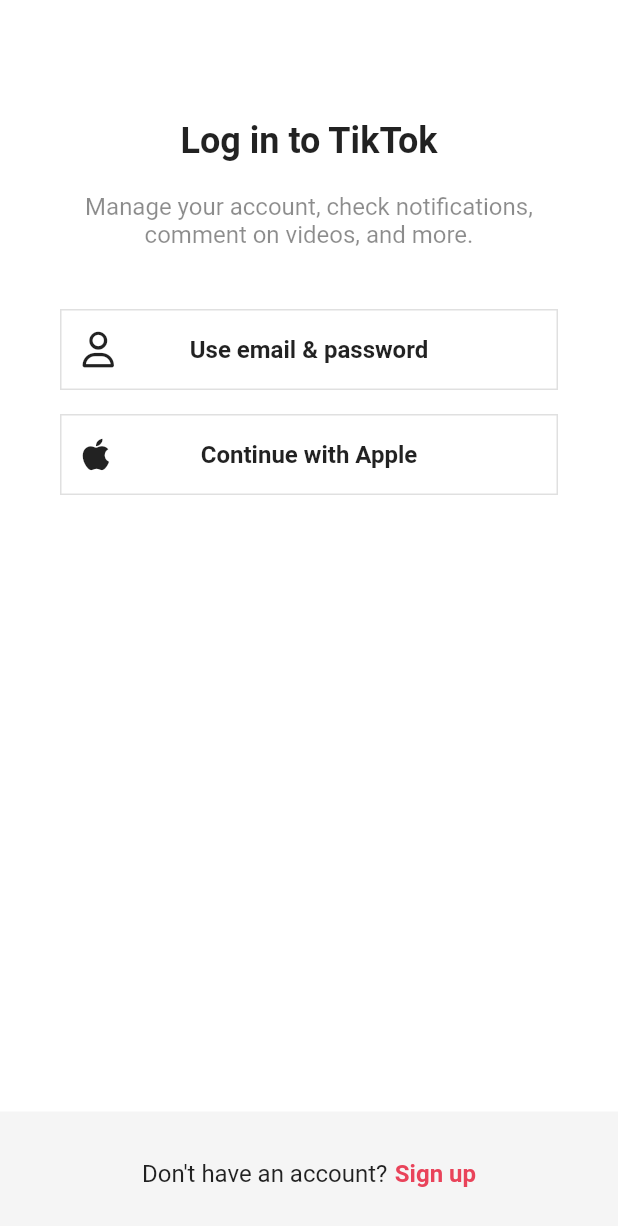
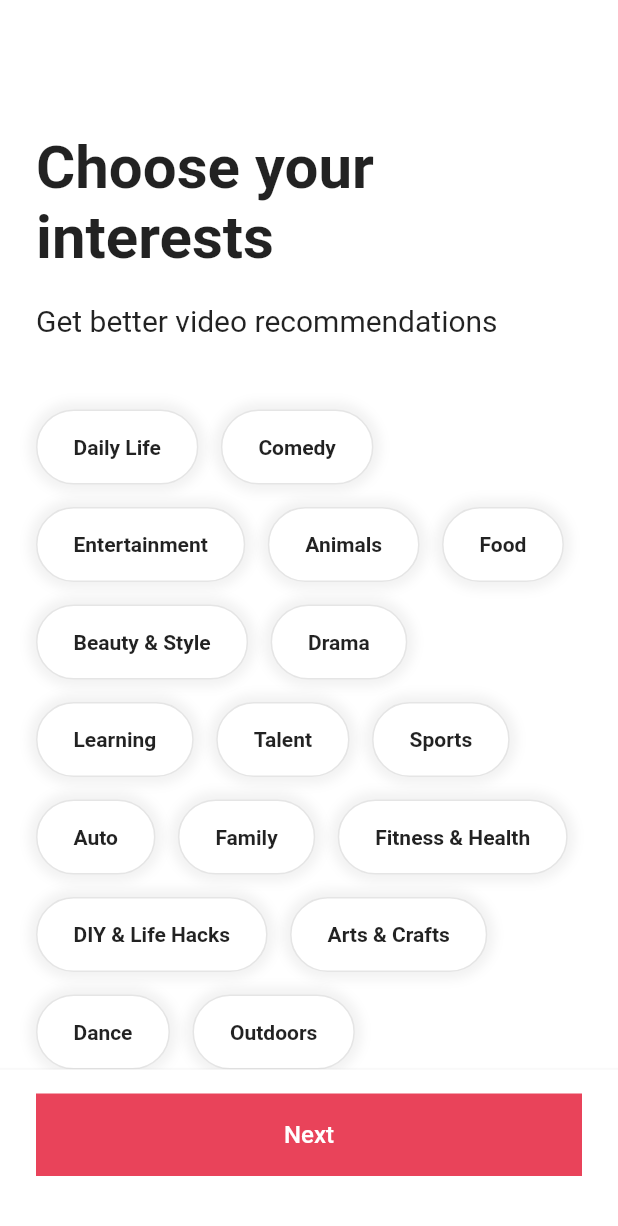
Before and after one commit to Jpumpkin1223/flutter_tiktok_clone, a Flutter app: the screen it shows after launch, on a phone screen of 412 x 824 dp. Shown: the top 1226 px of the screen. Run offline on Flutter 3.47's test engine with Material 3 defaults, Android fonts, the phone set to English and light mode, and no system bars; our stand-ins replace font_awesome_flutter.

Commit message:
Feat: Introduced InterestsScreen and InterestButton
- Replaced SignInScreen with new InterestsScreen as the home screen.
- Created a new file for InterestsScreen with scrollable list of interests.
- Added navigation to InterestsScreen after successful form validation in LoginFormScreen.
- Created a new InterestButton widget that toggles selection on tap.

```diff
--- a/lib/main.dart
+++ b/lib/main.dart
@@ -1,6 +1,6 @@
 import 'package:flutter/material.dart';
 import 'package:flutter_tiktok_clone/constants/sizes.dart';
-import 'package:flutter_tiktok_clone/screens/sign_in_screen.dart';
+import 'package:flutter_tiktok_clone/screens/interests_screen.dart';
 
 void main() {
   runApp(const MyApp());
@@ -30,6 +30,6 @@ class MyApp extends StatelessWidget {
             ),
           ),
         ),
-        home: SignInScreen());
+        home: InterestsScreen());
   }
 }
--- /dev/null
+++ b/lib/screens/interests_screen.dart
@@ -0,0 +1,165 @@
+import 'package:flutter/material.dart';
+import 'package:flutter_tiktok_clone/constants/gaps.dart';
+import 'package:flutter_tiktok_clone/constants/sizes.dart';
+import 'package:flutter_tiktok_clone/widgets/interest_button.dart';
+
+class InterestsScreen extends StatefulWidget {
+  const InterestsScreen({super.key});
+
+  @override
+  State<InterestsScreen> createState() => _InterestsScreenState();
+}
+
+class _InterestsScreenState extends State<InterestsScreen> {
+  final ScrollController _scrollController = ScrollController();
+
+  bool _showTitle = false;
+
+  void _onScroll() {
+    if (_scrollController.offset > 100) {
+      if (_showTitle) return;
+      setState(() {
+        _showTitle = true;
+      });
+    } else {
+      setState(() {
+        _showTitle = false;
+      });
+    }
+  }
+
+  @override
+  void initState() {
+    super.initState();
+    _scrollController.addListener(_onScroll);
+  }
+
+  @override
+  void dispose() {
+    _scrollController.dispose();
+    super.dispose();
+  }
+
+  @override
+  Widget build(BuildContext context) {
+    return Scaffold(
+      appBar: AppBar(
+        title: AnimatedOpacity(
+          opacity: _showTitle ? 1 : 0,
+          duration: const Duration(milliseconds: 300),
+          child: const Text("Choose your interests"),
+        ),
+      ),
+      body: Scrollbar(
+        controller: _scrollController,
+        child: SingleChildScrollView(
+          controller: _scrollController,
+          child: Padding(
+            padding: const EdgeInsets.only(
+              left: Sizes.size24,
+              right: Sizes.size24,
+              bottom: Sizes.size16,
+            ),
+            child: Column(
+              crossAxisAlignment: CrossAxisAlignment.start,
+              children: [
+                Gaps.v32,
+                const Text(
+                  "Choose your interests",
+                  style: TextStyle(
+                    fontSize: Sizes.size40,
+                    fontWeight: FontWeight.bold,
+                  ),
+                ),
+                Gaps.v20,
+                const Text(
+                  "Get better video recommendations",
+                  style: TextStyle(
+                    fontSize: Sizes.size20,
+                  ),
+                ),
+                Gaps.v48,
+                Wrap(
+                  runSpacing: 15,
+                  spacing: 15,
+                  children: [
+                    for (var interest in interests) InterestButton(interest: interest),
+                  ],
+                )
+              ],
+            ),
+          ),
+        ),
+      ),
+      bottomNavigationBar: BottomAppBar(
+        elevation: 2,
+        child: Padding(
+          padding: const EdgeInsets.only(
+            bottom: Sizes.size40,
+            top: Sizes.size16,
+            left: Sizes.size24,
+            right: Sizes.size24,
+          ),
+          child: Container(
+            padding: const EdgeInsets.symmetric(
+              vertical: Sizes.size16 + Sizes.size2,
+            ),
+            decoration: BoxDecoration(
+              color: Theme.of(context).primaryColor,
+            ),
+            child: const Text(
+              'Next',
+              textAlign: TextAlign.center,
+              style: TextStyle(
+                color: Colors.white,
+                fontWeight: FontWeight.w500,
+                fontSize: Sizes.size16,
+              ),
+            ),
+          ),
+        ),
+      ),
+    );
+  }
+}
+
+const interests = [
+  "Daily Life",
+  "Comedy",
+  "Entertainment",
+  "Animals",
+  "Food",
+  "Beauty & Style",
+  "Drama",
+  "Learning",
+  "Talent",
+  "Sports",
+  "Auto",
+  "Family",
+  "Fitness & Health",
+  "DIY & Life Hacks",
+  "Arts & Crafts",
+  "Dance",
+  "Outdoors",
+  "Oddly Satisfying",
+  "Home & Garden",
+  "Daily Life",
+  "Comedy",
+  "Entertainment",
+  "Animals",
+  "Food",
+  "Beauty & Style",
+  "Drama",
+  "Learning",
+  "Talent",
+  "Sports",
+  "Auto",
+  "Family",
+  "Fitness & Health",
+  "DIY & Life Hacks",
+  "Arts & Crafts",
+  "Dance",
+  "Outdoors",
+  "Oddly Satisfying",
+  "Home & Garden",
+];
--- a/lib/screens/login_form_screen.dart
+++ b/lib/screens/login_form_screen.dart
@@ -1,6 +1,8 @@
 import 'package:flutter/material.dart';
 import 'package:flutter_tiktok_clone/constants/gaps.dart';
 import 'package:flutter_tiktok_clone/constants/sizes.dart';
+import 'package:flutter_tiktok_clone/screens/interests_screen.dart';
+
 import 'package:flutter_tiktok_clone/widgets/form_button.dart';
 
 class LoginFormScreen extends StatefulWidget {
@@ -16,10 +18,14 @@ class _LoginFormScreenState extends State<LoginFormScreen> {
   Map<String, String> formData = {};
 
   void _onSubmitTap() {
-    if (_formKey.currentState != null) {
-      if (_formKey.currentState!.validate()) {
-        _formKey.currentState!.save();
-      }
+    if (_formKey.currentState == null) return;
+    if (_formKey.currentState!.validate()) {
+      _formKey.currentState!.save();
+      Navigator.of(context).push(
+        MaterialPageRoute(
+          builder: (context) => const InterestsScreen(),
+        ),
+      );
     }
   }
 
--- /dev/null
+++ b/lib/widgets/interest_button.dart
@@ -0,0 +1,60 @@
+import 'package:flutter/material.dart';
+import 'package:flutter_tiktok_clone/constants/sizes.dart';
+
+class InterestButton extends StatefulWidget {
+  const InterestButton({
+    Key? key,
+    required this.interest,
+  }) : super(key: key);
+
+  final String interest;
+
+  @override
+  State<InterestButton> createState() => _InterestButtonState();
+}
+
+class _InterestButtonState extends State<InterestButton> {
+  bool _isSelected = false;
+
+  void _onTap() {
+    setState(() {
+      _isSelected = !_isSelected;
+    });
+  }
+
+  @override
+  Widget build(BuildContext context) {
+    return GestureDetector(
+      onTap: _onTap,
+      child: AnimatedContainer(
+        duration: const Duration(milliseconds: 300),
+        padding: const EdgeInsets.symmetric(
+          vertical: Sizes.size16,
+          horizontal: Sizes.size24,
+        ),
+        decoration: BoxDecoration(
+          color: _isSelected ? Theme.of(context).primaryColor : Colors.white,
+          borderRadius: BorderRadius.circular(
+            Sizes.size32,
+          ),
+          border: Border.all(
+            color: Colors.black.withOpacity(0.1),
+          ),
+          boxShadow: [
+            BoxShadow(
+              color: Colors.black.withOpacity(0.05),
+              blurRadius: 5,
+              spreadRadius: 5,
+            ),
+          ],
+        ),
+        child: Text(
+          widget.interest,
+          style: TextStyle(
+              fontWeight: FontWeight.bold,
+              color: _isSelected ? Colors.white : Colors.black87),
+        ),
+      ),
+    );
+  }
+}
```
